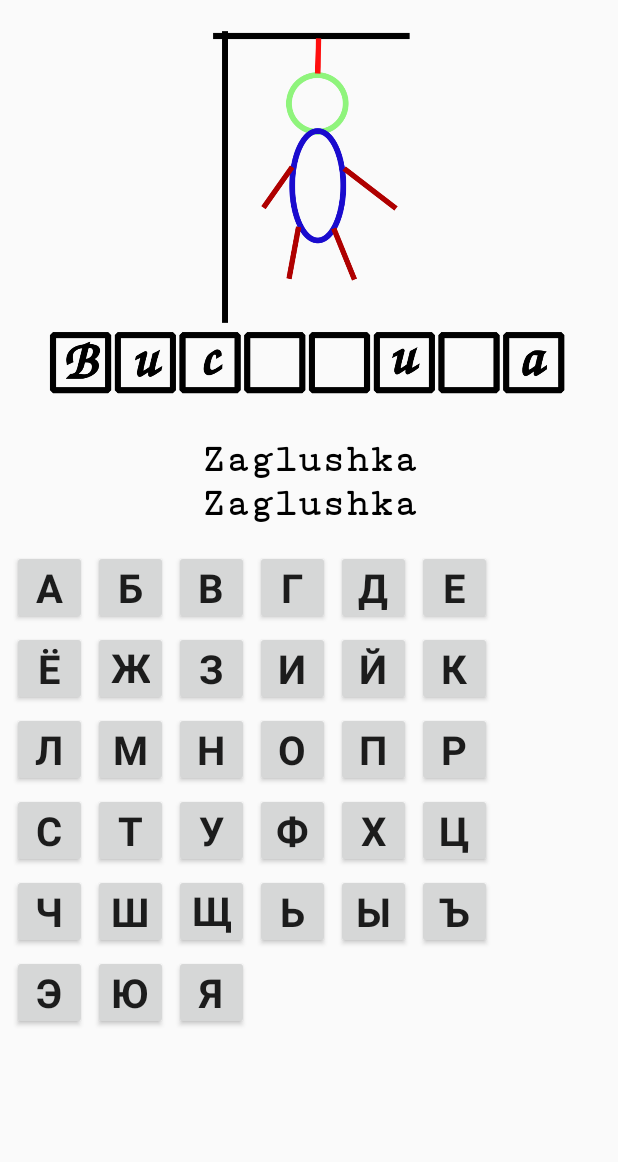
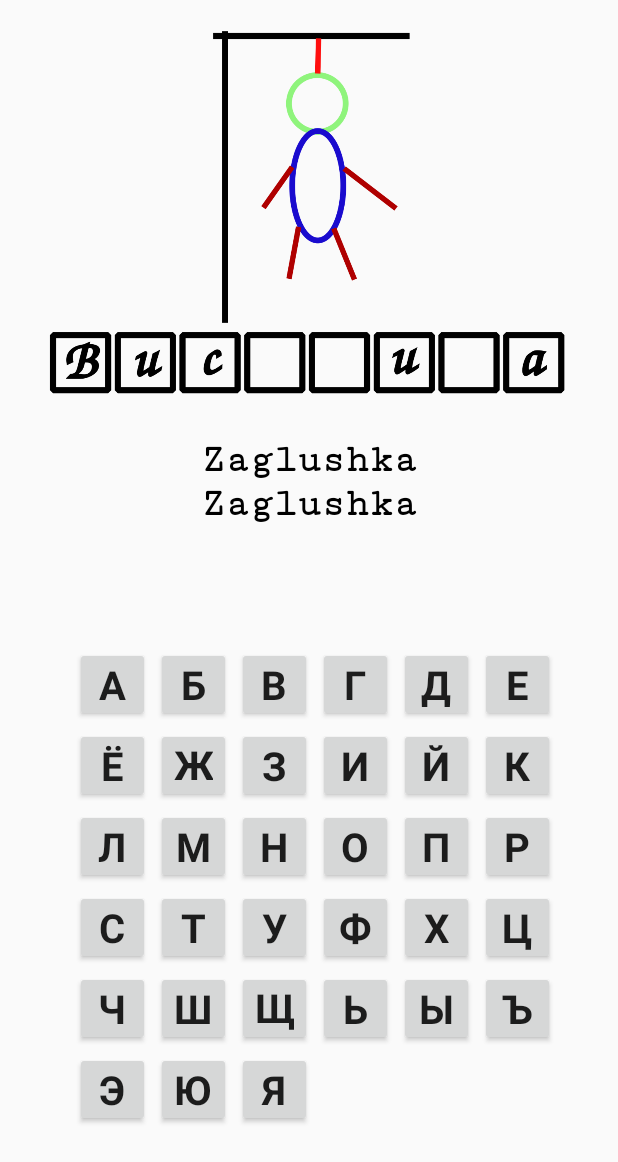
Before and after one commit to Meownjik/Hangdroid, an Android app: the GameActivity screen opened directly, with no data from a screen before it, on a phone screen of 412 x 824 dp. Shown: the top 1162 px of the screen. Run offline under Robolectric (Android 15) with nearby library versions, the phone set to English and light mode, and no system bars.

Commit message:
fragment centered

```diff
--- a/app/src/main/res/layout/activity_game.xml
+++ b/app/src/main/res/layout/activity_game.xml
@@ -47,8 +47,6 @@
         android:name="com.wikia.meownjik.shibenitsa.LettersEnFragment"
         android:layout_width="0dp"
         android:layout_height="0dp"
-        android:layout_marginTop="8dp"
-        android:layout_marginBottom="16dp"
         app:layout_constraintBottom_toBottomOf="parent"
         app:layout_constraintEnd_toEndOf="parent"
         app:layout_constraintStart_toStartOf="parent"
--- a/app/src/main/res/layout/fragment_letters_en.xml
+++ b/app/src/main/res/layout/fragment_letters_en.xml
@@ -1,5 +1,5 @@
 <?xml version="1.0" encoding="utf-8"?>
-<FrameLayout xmlns:android="http://schemas.android.com/apk/res/android"
+<RelativeLayout xmlns:android="http://schemas.android.com/apk/res/android"
     xmlns:app="http://schemas.android.com/apk/res-auto"
     xmlns:tools="http://schemas.android.com/tools"
     android:layout_width="match_parent"
@@ -7,6 +7,7 @@
     tools:context=".LettersEnFragment">
 
 <androidx.constraintlayout.widget.ConstraintLayout
+    android:layout_centerInParent="true"
     android:layout_width="wrap_content"
     android:layout_height="wrap_content">
 <!-- FIRST ROW -->
@@ -518,4 +519,4 @@
 </androidx.constraintlayout.widget.ConstraintLayout>
 
 
-</FrameLayout>
+</RelativeLayout>
```
